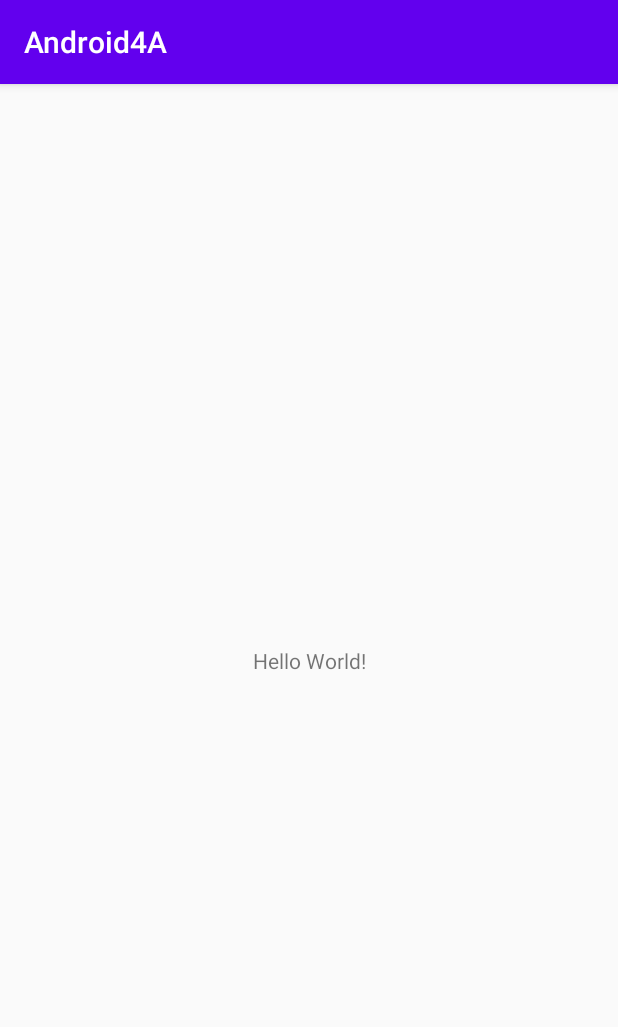
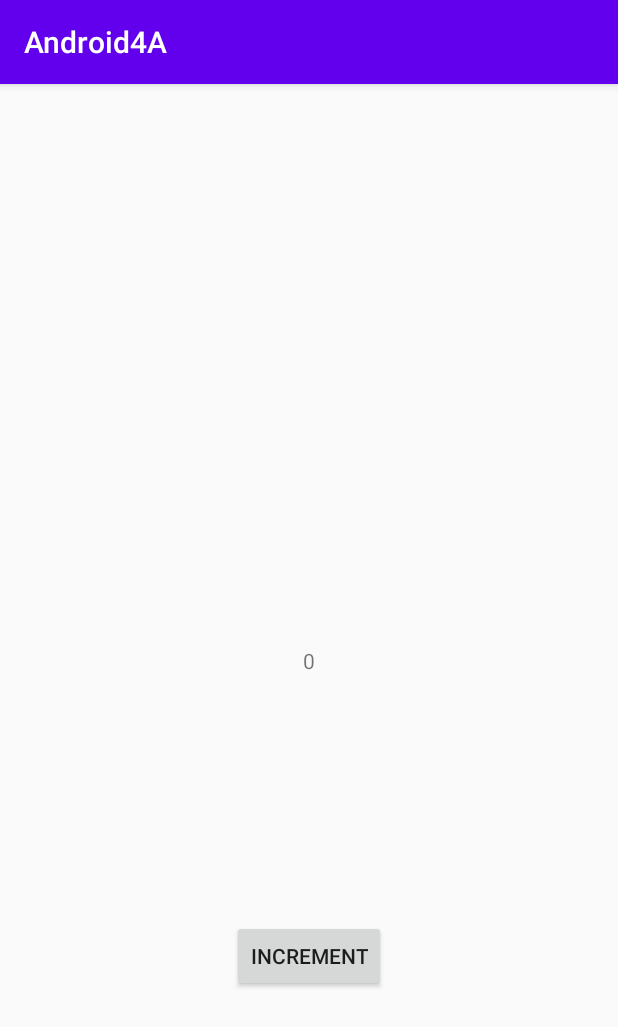
Before and after one commit to rayanKanawati/Android4A, an Android app: the screen it shows after launch (MainActivity), on a phone screen of 412 x 824 dp. Shown: the top 1027 px of the screen. Run offline under Robolectric (Android 15) with nearby library versions, the phone set to English and light mode, and no system bars.

```diff
--- a/app/build.gradle
+++ b/app/build.gradle
@@ -25,11 +25,19 @@ android {
 }
 
 dependencies {
+    def koin_version = '2.1.6'
+
     implementation fileTree(dir: "libs", include: ["*.jar"])
     implementation "org.jetbrains.kotlin:kotlin-stdlib:$kotlin_version"
     implementation 'androidx.core:core-ktx:1.3.1'
     implementation 'androidx.appcompat:appcompat:1.2.0'
     implementation 'androidx.constraintlayout:constraintlayout:2.0.1'
+
+    implementation "org.koin:koin-core:$koin_version"
+    implementation "org.koin:koin-android-ext:$koin_version"
+    implementation "org.koin:koin-androidx-ext:$koin_version"
+
+
     testImplementation 'junit:junit:4.12'
     androidTestImplementation 'androidx.test.ext:junit:1.1.2'
     androidTestImplementation 'androidx.test.espresso:espresso-core:3.3.0'
--- a/app/src/main/AndroidManifest.xml
+++ b/app/src/main/AndroidManifest.xml
@@ -3,6 +3,7 @@
     package="com.example.android4a">
 
     <application
+        android:name=".injection.EsieaApplication"
         android:allowBackup="true"
         android:icon="@mipmap/ic_launcher"
         android:label="@string/app_name"
--- a/app/src/main/java/com/example/android4a/MainActivity.kt
+++ b/app/src/main/java/com/example/android4a/MainActivity.kt
@@ -2,10 +2,23 @@ package com.example.android4a
 
 import androidx.appcompat.app.AppCompatActivity
 import android.os.Bundle
+import androidx.lifecycle.Observer
+import kotlinx.android.synthetic.main.activity_main.*
+import org.koin.android.ext.android.inject
 
 class MainActivity : AppCompatActivity() {
+
+    val mainViewModel: MainViewModel by inject()
+
     override fun onCreate(savedInstanceState: Bundle?) {
         super.onCreate(savedInstanceState)
         setContentView(R.layout.activity_main)
+
+        main_button.setOnClickListener(){
+            mainViewModel.onClickedIncrement()
+        }
+        mainViewModel.counter.observe(this, Observer {
+            value -> main_text.text = value.toString()
+        })
     }
 }
--- /dev/null
+++ b/app/src/main/java/com/example/android4a/MainViewModel.kt
@@ -0,0 +1,19 @@
+package com.example.android4a
+
+import androidx.lifecycle.MutableLiveData
+import androidx.lifecycle.ViewModel
+
+class MainViewModel : ViewModel(){
+
+
+    val counter : MutableLiveData<Int> = MutableLiveData()
+    init {
+        counter.value = 0
+
+    }
+    fun onClickedIncrement() {
+        counter.value = (counter.value ?:0) + 1
+    }
+
+
+}
--- /dev/null
+++ b/app/src/main/java/com/example/android4a/injection/ApplicationModule.kt
@@ -0,0 +1,9 @@
+package com.example.android4a.injection
+
+import com.example.android4a.MainViewModel
+import org.koin.dsl.module
+
+val presentationModule = module {
+    factory { MainViewModel() }
+
+}
--- /dev/null
+++ b/app/src/main/java/com/example/android4a/injection/EsieaApplication.kt
@@ -0,0 +1,18 @@
+package com.example.android4a.injection
+
+import android.app.Application
+import org.koin.android.ext.koin.androidContext
+import org.koin.core.context.startKoin
+
+class EsieaApplication : Application() {
+    override fun onCreate(){
+        super.onCreate()
+        // start Koin!
+        startKoin {
+            // Android context
+            androidContext(this@EsieaApplication)
+            // modules
+            modules(presentationModule)
+        }
+    }
+}
--- a/app/src/main/res/layout/activity_main.xml
+++ b/app/src/main/res/layout/activity_main.xml
@@ -7,6 +7,7 @@
     tools:context=".MainActivity">
 
     <TextView
+        android:id="@+id/main_text"
         android:layout_width="wrap_content"
         android:layout_height="wrap_content"
         android:text="Hello World!"
@@ -15,4 +16,15 @@
         app:layout_constraintRight_toRightOf="parent"
         app:layout_constraintTop_toTopOf="parent" />
 
+    <Button
+        android:id="@+id/main_button"
+        android:layout_width="wrap_content"
+        android:layout_height="wrap_content"
+        app:layout_constraintBottom_toBottomOf="parent"
+        app:layout_constraintLeft_toLeftOf="parent"
+        app:layout_constraintRight_toRightOf="parent"
+        app:layout_constraintTop_toBottomOf="@+id/main_text"
+        android:text="@string/increment"
+        />
+
 </androidx.constraintlayout.widget.ConstraintLayout>
--- a/app/src/main/res/values/strings.xml
+++ b/app/src/main/res/values/strings.xml
@@ -1,3 +1,4 @@
 <resources>
     <string name="app_name">Android4A</string>
+    <string name="increment">Increment</string>
 </resources>
```
